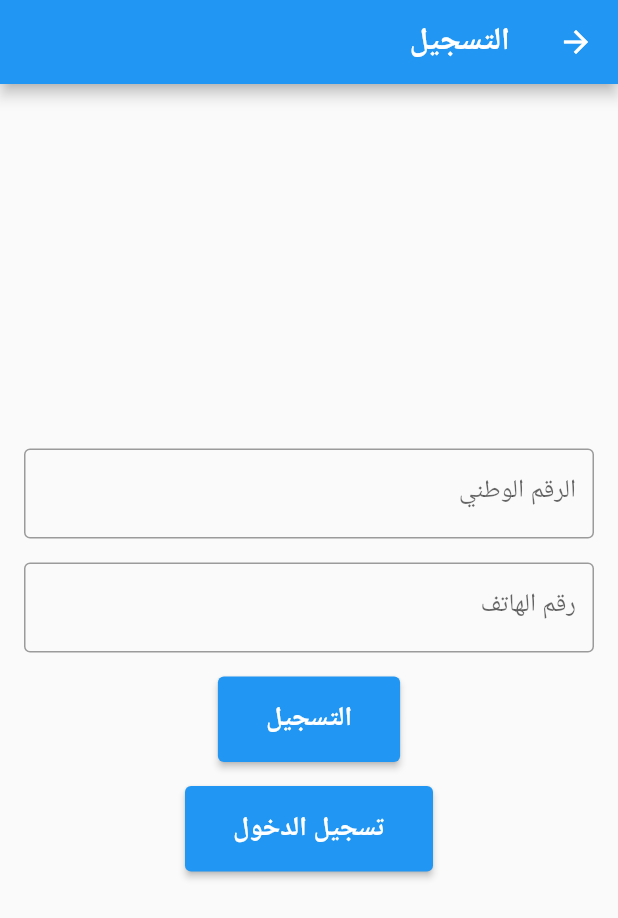
After one commit to MustafaAlmukh/employee2, a Flutter app: the screen it shows after launch, after a tap on "تسجيل", on a phone screen of 412 x 824 dp. The commit adds this screen. Shown: the top 918 px of the screen. Run offline on Flutter 3.47's test engine with Material 2 defaults, Android fonts, the phone set to English and light mode, and no system bars; our stand-ins replace firebase_core, firebase_database, pdf; accounts and stored records are empty; Roboto replaces fonts that are missing (Mada).

Commit message:
Describe what changes you made\

```diff
--- a/lib/ShowPage.dart
+++ b/lib/ShowPage.dart
@@ -58,7 +58,7 @@ class ShowPage extends StatelessWidget {
                   textAlign: TextAlign.center,
                 ),
                 Text(
-                  'وزارة التعليم العالي / جامعة طرابلس',
+                  'وزارة الداخلية \ جهاز حراسة المرافق التعليمية',
                   style: TextStyle(
                     fontSize: 20,
                     color: Colors.black,
@@ -173,7 +173,7 @@ class ShowPage extends StatelessWidget {
                 SizedBox(height: 10,),
                 Row(
                   children: [
-                    Text('هو أحد موظفي [ جامعة طرابلس ] , ويتقاضي مرتبا شهريا بياناته موضحة كما يلي :  ', style: TextStyle(fontSize: 10)),
+                    Text('هو أحد موظفي [ حراسة المرافق التعليمية ] , ويتقاضي مرتبا شهريا بياناته موضحة كما يلي :  ', style: TextStyle(fontSize: 10)),
                   ],
                 ),
                 SizedBox(height: 10,),
@@ -345,7 +345,7 @@ class ShowPage extends StatelessWidget {
                       children: [
 
                         Text('صافي المرتب بالحروف : ................................. ', style: TextStyle(fontSize: 13, fontWeight: FontWeight.bold, color: Colors.black)),
-                        Text('استخرجت هذه الشهادة بناء علي طلبه من واقع مرتبه عن شهر 9 لسنة 2024 ', style: TextStyle(fontSize: 10),maxLines: 2,),
+                        Text('استخرجت هذه الشهادة بناء علي طلبه من واقع مرتبه عن شهر 10 لسنة 2024 ', style: TextStyle(fontSize: 10),maxLines: 2,),
                         Text('لاستعمالها في الأغلااض المسموح بها قانونا ', style: TextStyle(fontSize: 10),maxLines: 2,),
 
                       ],
--- a/lib/main.dart
+++ b/lib/main.dart
@@ -1,4 +1,5 @@
 import 'package:employee/MyHomePage.dart';
+import 'package:employee/register.dart';
 import 'package:employee/search.dart';
 import 'package:employee/show.dart';
 import 'package:firebase_core/firebase_core.dart';
--- /dev/null
+++ b/lib/register.dart
@@ -0,0 +1,215 @@
+import 'package:employee/search.dart';
+import 'package:flutter/material.dart';
+import 'package:firebase_database/firebase_database.dart';
+
+class RegisterScreen extends StatefulWidget {
+  @override
+  _RegisterScreenState createState() => _RegisterScreenState();
+}
+
+class _RegisterScreenState extends State<RegisterScreen> {
+  final TextEditingController _nationalNumberController = TextEditingController();
+  final TextEditingController _phoneController = TextEditingController();
+  final DatabaseReference _dbRef = FirebaseDatabase.instance.ref('employee');
+
+  String? _errorMessage;
+  bool _loading = false;
+
+  void _registerEmployee() async {
+    setState(() {
+      _loading = true;
+      _errorMessage = null;
+    });
+
+    final nationalNumber = _nationalNumberController.text.trim();
+    final phoneNumber = _phoneController.text.trim();
+
+    if (nationalNumber.isEmpty || phoneNumber.isEmpty) {
+      setState(() {
+        _errorMessage = 'يرجى إدخال الرقم الوطني ورقم الهاتف.';
+        _loading = false;
+      });
+      return;
+    }
+
+    try {
+      final snapshot = await _dbRef.get();
+      final employees = snapshot.value;
+
+      if (employees == null) {
+        setState(() {
+          _errorMessage = 'قاعدة البيانات فارغة.';
+          _loading = false;
+        });
+        return;
+      }
+
+      print('Employees data: $employees');
+
+      Map<String, dynamic>? matchedEmployee;
+
+      if (employees is Map) {
+        employees.forEach((key, value) {
+          print('Checking employee: $value');
+          if (value != null && value is Map &&
+              value['Nationalnumber'] != null &&
+              value['Nationalnumber'].toString() == nationalNumber) {
+            matchedEmployee = Map<String, dynamic>.from(value);
+          }
+        });
+      }
+
+      if (matchedEmployee != null) {
+        print('Matched Employee: $matchedEmployee');
+        setState(() {
+          _loading = false;
+        });
+        Navigator.push(
+          context,
+          MaterialPageRoute(
+            builder: (context) => VerificationScreen(
+              employeeName: matchedEmployee!['EmployeeName'].toString(),
+              nationalNumber: matchedEmployee!['Nationalnumber'].toString(),
+              cardNo: matchedEmployee!['CardNo'].toString(),
+            ),
+          ),
+        );
+      } else {
+        setState(() {
+          _errorMessage = 'الرقم الوطني غير موجود في قاعدة البيانات.';
+          _loading = false;
+        });
+      }
+    } catch (error) {
+      setState(() {
+        _loading = false;
+        _errorMessage = 'حدث خطأ أثناء التسجيل: $error';
+      });
+    }
+  }
+
+  void _navigateToLogin() {
+    Navigator.push(
+      context,
+      MaterialPageRoute(
+        builder: (context) => SearchScreen(
+
+        ),
+      ),
+    );
+  }
+
+  @override
+  Widget build(BuildContext context) {
+    return Scaffold(
+      appBar: AppBar(
+        title: Text('التسجيل'),
+        backgroundColor: Colors.blue,
+      ),
+      body: Padding(
+        padding: const EdgeInsets.all(16.0),
+        child: Column(
+          mainAxisAlignment: MainAxisAlignment.center,
+          children: [
+            TextField(
+              controller: _nationalNumberController,
+              decoration: InputDecoration(
+                labelText: 'الرقم الوطني',
+                border: OutlineInputBorder(),
+              ),
+            ),
+            SizedBox(height: 16),
+            TextField(
+              controller: _phoneController,
+              decoration: InputDecoration(
+                labelText: 'رقم الهاتف',
+                border: OutlineInputBorder(),
+              ),
+            ),
+            SizedBox(height: 16),
+            ElevatedButton(
+              style: ElevatedButton.styleFrom(
+                primary: Colors.blue,
+                padding: EdgeInsets.symmetric(horizontal: 32, vertical: 16),
+                textStyle: TextStyle(fontSize: 18, fontWeight: FontWeight.bold),
+              ),
+              onPressed: _loading ? null : _registerEmployee,
+              child: _loading
+                  ? CircularProgressIndicator(color: Colors.white)
+                  : Text('التسجيل'),
+            ),
+            SizedBox(height: 16),
+            ElevatedButton(
+              style: ElevatedButton.styleFrom(
+                primary: Colors.blue,
+                padding: EdgeInsets.symmetric(horizontal: 32, vertical: 16),
+                textStyle: TextStyle(fontSize: 18, fontWeight: FontWeight.bold),
+              ),
+              onPressed: _navigateToLogin,
+              child: Text('تسجيل الدخول'),
+            ),
+            if (_errorMessage != null) ...[
+              SizedBox(height: 20),
+              Text(
+                _errorMessage!,
+                style: TextStyle(color: Colors.red, fontSize: 16),
+              ),
+            ],
+          ],
+        ),
+      ),
+    );
+  }
+}
+
+
+class VerificationScreen extends StatelessWidget {
+  final String employeeName;
+  final String nationalNumber;
+  final String cardNo;
+
+  VerificationScreen({
+    required this.employeeName,
+    required this.nationalNumber,
+    required this.cardNo,
+  });
+
+  @override
+  Widget build(BuildContext context) {
+    return Scaffold(
+      appBar: AppBar(
+        title: Text('بيانات الموظف'),
+        backgroundColor: Colors.blue,
+      ),
+      body: Padding(
+        padding: const EdgeInsets.all(16.0),
+        child: Column(
+          crossAxisAlignment: CrossAxisAlignment.start,
+          children: [
+            Center(
+              child: Text(
+                'تم التسجيل بنجاح!',
+                style: TextStyle(
+                  fontSize: 22,
+                  fontWeight: FontWeight.bold,
+                  color: Colors.green,
+                ),
+              ),
+            ),
+            SizedBox(height: 16),
+            Text('الاسم: $employeeName',
+                style: TextStyle(fontSize: 18, fontWeight: FontWeight.bold)),
+            Divider(),
+            Text('الرقم الوطني: $nationalNumber',
+                style: TextStyle(fontSize: 18, fontWeight: FontWeight.bold)),
+            Divider(),
+            Text('الرقم السري: $cardNo',
+                style: TextStyle(
+                    fontSize: 18, fontWeight: FontWeight.bold, color: Colors.green)),
+            Divider(),
+          ],
+        ),
+      ),
+    );
+  }
+}
--- a/lib/search.dart
+++ b/lib/search.dart
@@ -1,3 +1,4 @@
+import 'package:employee/register.dart';
 import 'package:employee/show.dart';
 import 'package:flutter/material.dart';
 import 'package:firebase_core/firebase_core.dart';
@@ -28,7 +29,7 @@ class _SearchScreenState extends State<SearchScreen> {
 
     // Use the already-initialized Firebase instance
     setState(() {
-      ref = FirebaseDatabase.instance.ref('employees2');
+      ref = FirebaseDatabase.instance.ref('employee');
     });
   }
 
@@ -155,7 +156,7 @@ class _SearchScreenState extends State<SearchScreen> {
         if (employeeMap != null) {
           for (var employee in employeeMap.values) {
             if (employee != null && employee is Map) {
-              if (employee['referencenumber']?.toString() == enteredReferenceNumber) {
+              if (employee['CardNo']?.toString() == enteredReferenceNumber) {
                 referenceFound = true;
                 Navigator.push(
                   context,
@@ -227,7 +228,7 @@ class _SearchScreenState extends State<SearchScreen> {
         child: SingleChildScrollView(
           child: Column(
             children: [
-              Image.asset('assets/icon/8.jpg', height: 240, width: 240),
+              Image.asset('assets/icon/img2.png', height: 240, width: 240),
               SizedBox(height: 50),
               if (_employeeName == null) ...[
                 TextField(
@@ -246,10 +247,27 @@ class _SearchScreenState extends State<SearchScreen> {
                   child: Text('بحث'),
                   style: ElevatedButton.styleFrom(
                     primary: Colors.blueGrey,
-                    onPrimary: Colors.white,
+                    padding: EdgeInsets.symmetric(horizontal: 32, vertical: 16),
+                    textStyle: TextStyle(fontSize: 18, fontWeight: FontWeight.bold),
                   ),
                   onPressed: _loading ? null : search,
                 ),
+                SizedBox(height: 10),
+                ElevatedButton(
+                  child: Text('تسجيل'),
+                  style: ElevatedButton.styleFrom(
+                    primary: Colors.blueGrey,
+                    padding: EdgeInsets.symmetric(horizontal: 32, vertical: 16),
+                    textStyle: TextStyle(fontSize: 18, fontWeight: FontWeight.bold),
+                  ),
+                  onPressed: () {
+                    Navigator.push(
+                      context,
+                      MaterialPageRoute(builder: (context) => RegisterScreen()),
+                    );
+                  },
+                ),
+                SizedBox(height: 10),
               ] else ...[
                 Text(
                   'اسم الموظف: $_employeeName',
@@ -268,10 +286,11 @@ class _SearchScreenState extends State<SearchScreen> {
                 ),
                 SizedBox(height: 20),
                 ElevatedButton(
-                  child: Text('تحقق'),
+                  child: Text('الرقم السري'),
                   style: ElevatedButton.styleFrom(
                     primary: Colors.blueGrey,
-                    onPrimary: Colors.white,
+                    padding: EdgeInsets.symmetric(horizontal: 32, vertical: 16),
+                    textStyle: TextStyle(fontSize: 18, fontWeight: FontWeight.bold),
                   ),
                   onPressed: _loading ? null : verifyReferenceNumber,
                 ),
@@ -279,7 +298,6 @@ class _SearchScreenState extends State<SearchScreen> {
               if (_loading) CircularProgressIndicator(),
               SizedBox(height: 80),
               Text('اعداد / م.مروان المخ', style: TextStyle(fontSize: 18, fontWeight: FontWeight.bold)),
-              Text('تحت اشراف /م. أحمد النعمي', style: TextStyle(fontSize: 18, fontWeight: FontWeight.bold)),
               if (_errorMessage != null) ...[
                 SizedBox(height: 10),
                 Text(
@@ -287,6 +305,7 @@ class _SearchScreenState extends State<SearchScreen> {
                   style: TextStyle(color: Colors.red),
                 ),
               ],
+
             ],
           ),
         ),
--- a/lib/show.dart
+++ b/lib/show.dart
@@ -9,7 +9,7 @@ class ShowData extends StatelessWidget {
 
   ShowData({Key? key, required this.searchKey, required this.searchField}) : super(key: key);
 
-  final DatabaseReference ref = FirebaseDatabase.instance.ref('employees2');
+  final DatabaseReference ref = FirebaseDatabase.instance.ref('employee');
 
   @override
   Widget build(BuildContext context) {
--- a/lib/start.dart
+++ b/lib/start.dart
@@ -11,7 +11,7 @@ class _VerificationScreenState extends State<VerificationScreen> {
   final TextEditingController _controller = TextEditingController();
   String? _errorMessage;
   bool _loading = false;
-  final DatabaseReference ref = FirebaseDatabase.instance.ref('employees2');
+  final DatabaseReference ref = FirebaseDatabase.instance.ref('employee');
 
   void verifyNationalnumber() async {
     setState(() {
```
